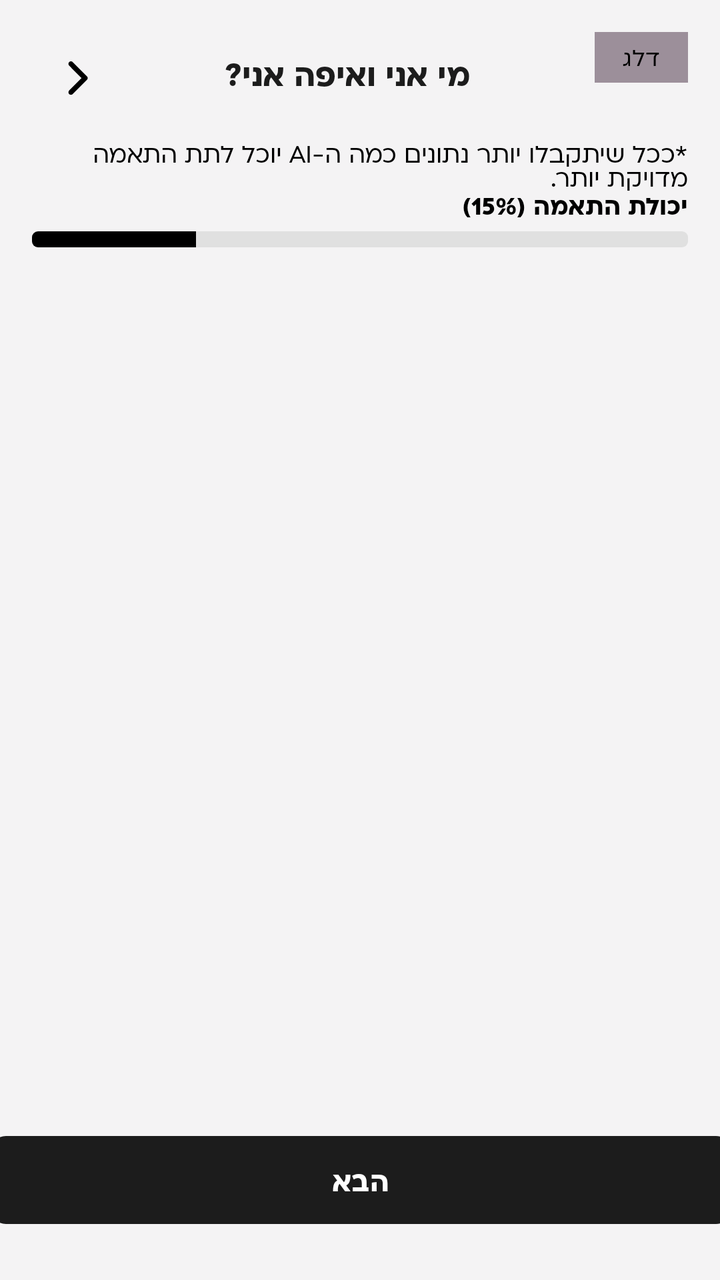
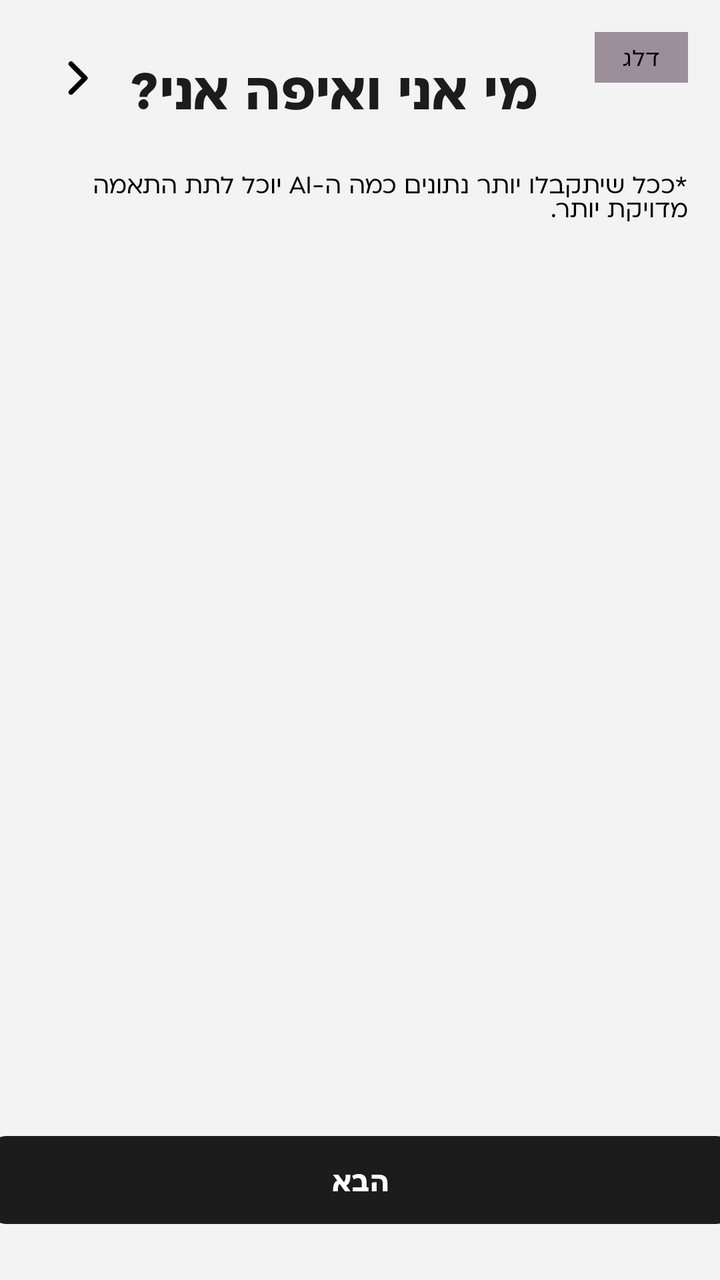

The first picture is an Android layout as it rendered before a commit; the second is the same layout after the commit. The layout source and the unified diff follow.
<!-- AndroidManifest.xml: application theme Theme.ClickJob_FinalProject -->
<!-- res/layout/activity_register.xml -->
<?xml version="1.0" encoding="utf-8"?>
<androidx.constraintlayout.widget.ConstraintLayout
    xmlns:android="http://schemas.android.com/apk/res/android"
    xmlns:app="http://schemas.android.com/apk/res-auto"
    android:layout_width="match_parent"
    android:layout_height="match_parent"
    android:background="@color/screen_bg"
    android:layoutDirection="rtl">

    
    <ImageView
        android:id="@+id/ivBack"
        android:layout_width="wrap_content"
        android:layout_height="wrap_content"
        android:layout_marginStart="16dp"
        android:layout_marginTop="16dp"
        android:src="@drawable/ic_arrow_forward"
        android:padding="8dp"
        app:layout_constraintTop_toTopOf="parent"
        app:layout_constraintStart_toStartOf="parent"/>

    
    <TextView
        android:id="@+id/tvSkip"
        android:layout_width="wrap_content"
        android:layout_height="wrap_content"
        android:layout_marginEnd="16dp"
        android:layout_marginTop="16dp"
        android:text="דלג"
        android:textSize="13sp"
        android:fontFamily="@font/ploni_regular_aaa"
        android:textColor="@color/black"
        android:background="@color/gray04"
        android:paddingHorizontal="14dp"
        android:paddingVertical="5dp"
        android:visibility="visible"
        app:layout_constraintTop_toTopOf="parent"
        app:layout_constraintEnd_toEndOf="parent"/>

    <TextView
        android:id="@+id/tvStepTitle"
        android:layout_width="0dp"
        android:layout_height="wrap_content"
        android:layout_marginEnd="16dp"
        android:layout_marginStart="5dp"
        android:layout_marginTop="25dp"
        android:text="מי אני ואיפה אני?"
        android:textSize="18sp"
        android:fontFamily="@font/ploni_bold_aaa"
        android:textColor="#1C1C1C"
        android:gravity="center_horizontal"
        app:layout_constraintTop_toTopOf="parent"
        app:layout_constraintStart_toEndOf="@+id/ivBack"
        app:layout_constraintEnd_toStartOf="@+id/tvSkip"/>

    <TextView
        android:id="@+id/tvStepDesc"
        android:layout_width="0dp"
        android:layout_height="wrap_content"
        android:layout_marginHorizontal="16dp"
        android:layout_marginTop="20dp"
        android:text="*ככל שיתקבלו יותר נתונים כמה ה-AI יוכל לתת התאמה מדויקת יותר."
        android:textSize="14sp"
        android:fontFamily="@font/ploni_regular_aaa"
        android:textColor="@color/black"
        android:gravity="start"
        app:layout_constraintTop_toBottomOf="@+id/tvStepTitle"
        app:layout_constraintStart_toStartOf="parent"
        app:layout_constraintEnd_toEndOf="parent"/>


    
    <TextView
        android:id="@+id/tvStepIndicator"
        android:layout_width="0dp"
        android:layout_height="wrap_content"
        android:layout_marginHorizontal="16dp"
        android:layout_marginTop="45dp"
        android:text="יכולת התאמה (15%)"
        android:textSize="14sp"
        android:fontFamily="@font/ploni_bold_aaa"
        android:textColor="@color/black"
        android:gravity="start"
        app:layout_constraintTop_toBottomOf="@+id/tvStepTitle"
        app:layout_constraintStart_toStartOf="parent"
        app:layout_constraintEnd_toEndOf="parent"/>

    
    <ProgressBar
        android:id="@+id/progressBar"
        style="?android:attr/progressBarStyleHorizontal"
        android:layout_width="0dp"
        android:layout_height="8dp"
        android:layout_marginHorizontal="16dp"
        android:layout_marginTop="4dp"
        android:max="4"
        android:progress="1"
        android:progressDrawable="@drawable/progress_bar_register"
        app:layout_constraintTop_toBottomOf="@+id/tvStepIndicator"
        app:layout_constraintStart_toStartOf="parent"
        app:layout_constraintEnd_toEndOf="parent"/>

    
    <androidx.viewpager2.widget.ViewPager2
        android:id="@+id/viewPager"
        android:layout_width="0dp"
        android:layout_height="0dp"
        android:layout_marginTop="8dp"
        app:layout_constraintTop_toBottomOf="@+id/progressBar"
        app:layout_constraintBottom_toTopOf="@+id/btnNext"
        app:layout_constraintStart_toStartOf="parent"
        app:layout_constraintEnd_toEndOf="parent"/>

    
    <com.google.android.material.button.MaterialButton
        android:id="@+id/btnNext"
        android:layout_width="371dp"
        android:layout_height="52dp"
        android:layout_marginHorizontal="16dp"
        android:layout_marginBottom="24dp"
        android:text="הבא"
        android:textColor="@android:color/white"
        android:textSize="16sp"
        android:fontFamily="@font/ploni_bold_aaa"
        app:backgroundTint="#1C1C1C"
        app:cornerRadius="8dp"
        app:layout_constraintBottom_toBottomOf="parent"
        app:layout_constraintStart_toStartOf="parent"
        app:layout_constraintEnd_toEndOf="parent"/>

</androidx.constraintlayout.widget.ConstraintLayout>
<!-- resources referenced by this layout -->
<resources>
  <color name="black">#FF000000</color>
  <color name="gray04">#9C8F9A</color>
  <color name="screen_bg">#F4F3F4</color>
  <!-- drawable ic_arrow_forward (drawable) -->
  <vector xmlns:android="http://schemas.android.com/apk/res/android"
      android:width="30dp"
      android:height="30dp"
      android:viewportWidth="30"
      android:viewportHeight="30">
    <path
        android:pathData="M19.424,14.112L12.349,7.05C12.233,6.933 12.095,6.84 11.943,6.776C11.79,6.713 11.627,6.68 11.462,6.68C11.297,6.68 11.134,6.713 10.981,6.776C10.829,6.84 10.691,6.933 10.574,7.05C10.342,7.284 10.211,7.601 10.211,7.931C10.211,8.261 10.342,8.578 10.574,8.812L16.762,15.062L10.574,21.25C10.342,21.484 10.211,21.801 10.211,22.131C10.211,22.461 10.342,22.778 10.574,23.012C10.69,23.131 10.828,23.225 10.981,23.289C11.133,23.353 11.297,23.387 11.462,23.387C11.627,23.387 11.791,23.353 11.943,23.289C12.096,23.225 12.234,23.131 12.349,23.012L19.424,15.95C19.551,15.833 19.653,15.691 19.722,15.533C19.791,15.375 19.827,15.204 19.827,15.031C19.827,14.858 19.791,14.688 19.722,14.53C19.653,14.372 19.551,14.229 19.424,14.112Z"
        android:fillColor="#000000"/>
  </vector>
  <!-- drawable progress_bar_register (drawable) -->
  <?xml version="1.0" encoding="utf-8"?>
  <layer-list xmlns:android="http://schemas.android.com/apk/res/android">
  
      
      <item android:id="@android:id/background">
          <shape android:shape="rectangle">
              <solid android:color="#E0E0E0" />
              <corners android:radius="3dp" />
          </shape>
      </item>
  
      
      <item android:id="@android:id/progress">
          <clip>
              <shape android:shape="rectangle">
                  <solid android:color="@color/black" />
                  <corners android:radius="3dp" />
              </shape>
          </clip>
      </item>
  
  </layer-list>
  <style name="Theme.ClickJob_FinalProject" parent="Base.Theme.ClickJob_FinalProject" />
  <style name="Base.Theme.ClickJob_FinalProject" parent="Theme.Material3.DayNight.NoActionBar">
          
          
      </style>
</resources>

<!-- the commit's change to res/layout/activity_register.xml (unified diff, before → after) -->
@@ -41,11 +41,11 @@
         android:id="@+id/tvStepTitle"
         android:layout_width="0dp"
         android:layout_height="wrap_content"
-        android:layout_marginEnd="16dp"
-        android:layout_marginStart="5dp"
+        android:layout_marginEnd="26dp"
+        android:layout_marginStart="1dp"
         android:layout_marginTop="25dp"
         android:text="מי אני ואיפה אני?"
-        android:textSize="18sp"
+        android:textSize="30sp"
         android:fontFamily="@font/ploni_bold_aaa"
         android:textColor="#1C1C1C"
         android:gravity="center_horizontal"
@@ -70,43 +70,12 @@
 
 
     
-    <TextView
-        android:id="@+id/tvStepIndicator"
-        android:layout_width="0dp"
-        android:layout_height="wrap_content"
-        android:layout_marginHorizontal="16dp"
-        android:layout_marginTop="45dp"
-        android:text="יכולת התאמה (15%)"
-        android:textSize="14sp"
-        android:fontFamily="@font/ploni_bold_aaa"
-        android:textColor="@color/black"
-        android:gravity="start"
-        app:layout_constraintTop_toBottomOf="@+id/tvStepTitle"
-        app:layout_constraintStart_toStartOf="parent"
-        app:layout_constraintEnd_toEndOf="parent"/>
-
-    
-    <ProgressBar
-        android:id="@+id/progressBar"
-        style="?android:attr/progressBarStyleHorizontal"
-        android:layout_width="0dp"
-        android:layout_height="8dp"
-        android:layout_marginHorizontal="16dp"
-        android:layout_marginTop="4dp"
-        android:max="4"
-        android:progress="1"
-        android:progressDrawable="@drawable/progress_bar_register"
-        app:layout_constraintTop_toBottomOf="@+id/tvStepIndicator"
-        app:layout_constraintStart_toStartOf="parent"
-        app:layout_constraintEnd_toEndOf="parent"/>
-
-    
     <androidx.viewpager2.widget.ViewPager2
         android:id="@+id/viewPager"
         android:layout_width="0dp"
         android:layout_height="0dp"
         android:layout_marginTop="8dp"
-        app:layout_constraintTop_toBottomOf="@+id/progressBar"
+        app:layout_constraintTop_toBottomOf="@+id/tvStepDesc"
         app:layout_constraintBottom_toTopOf="@+id/btnNext"
         app:layout_constraintStart_toStartOf="parent"
         app:layout_constraintEnd_toEndOf="parent"/>
<!-- resource entries referenced after the edit -->
@@ -13,29 +13,6 @@
         android:pathData="M19.424,14.112L12.349,7.05C12.233,6.933 12.095,6.84 11.943,6.776C11.79,6.713 11.627,6.68 11.462,6.68C11.297,6.68 11.134,6.713 10.981,6.776C10.829,6.84 10.691,6.933 10.574,7.05C10.342,7.284 10.211,7.601 10.211,7.931C10.211,8.261 10.342,8.578 10.574,8.812L16.762,15.062L10.574,21.25C10.342,21.484 10.211,21.801 10.211,22.131C10.211,22.461 10.342,22.778 10.574,23.012C10.69,23.131 10.828,23.225 10.981,23.289C11.133,23.353 11.297,23.387 11.462,23.387C11.627,23.387 11.791,23.353 11.943,23.289C12.096,23.225 12.234,23.131 12.349,23.012L19.424,15.95C19.551,15.833 19.653,15.691 19.722,15.533C19.791,15.375 19.827,15.204 19.827,15.031C19.827,14.858 19.791,14.688 19.722,14.53C19.653,14.372 19.551,14.229 19.424,14.112Z"
         android:fillColor="#000000"/>
   </vector>
-  <!-- drawable progress_bar_register (drawable) -->
-  <?xml version="1.0" encoding="utf-8"?>
-  <layer-list xmlns:android="http://schemas.android.com/apk/res/android">
-  
-      
-      <item android:id="@android:id/background">
-          <shape android:shape="rectangle">
-              <solid android:color="#E0E0E0" />
-              <corners android:radius="3dp" />
-          </shape>
-      </item>
-  
-      
-      <item android:id="@android:id/progress">
-          <clip>
-              <shape android:shape="rectangle">
-                  <solid android:color="@color/black" />
-                  <corners android:radius="3dp" />
-              </shape>
-          </clip>
-      </item>
-  
-  </layer-list>
   <style name="Theme.ClickJob_FinalProject" parent="Base.Theme.ClickJob_FinalProject" />
   <style name="Base.Theme.ClickJob_FinalProject" parent="Theme.Material3.DayNight.NoActionBar">
           
